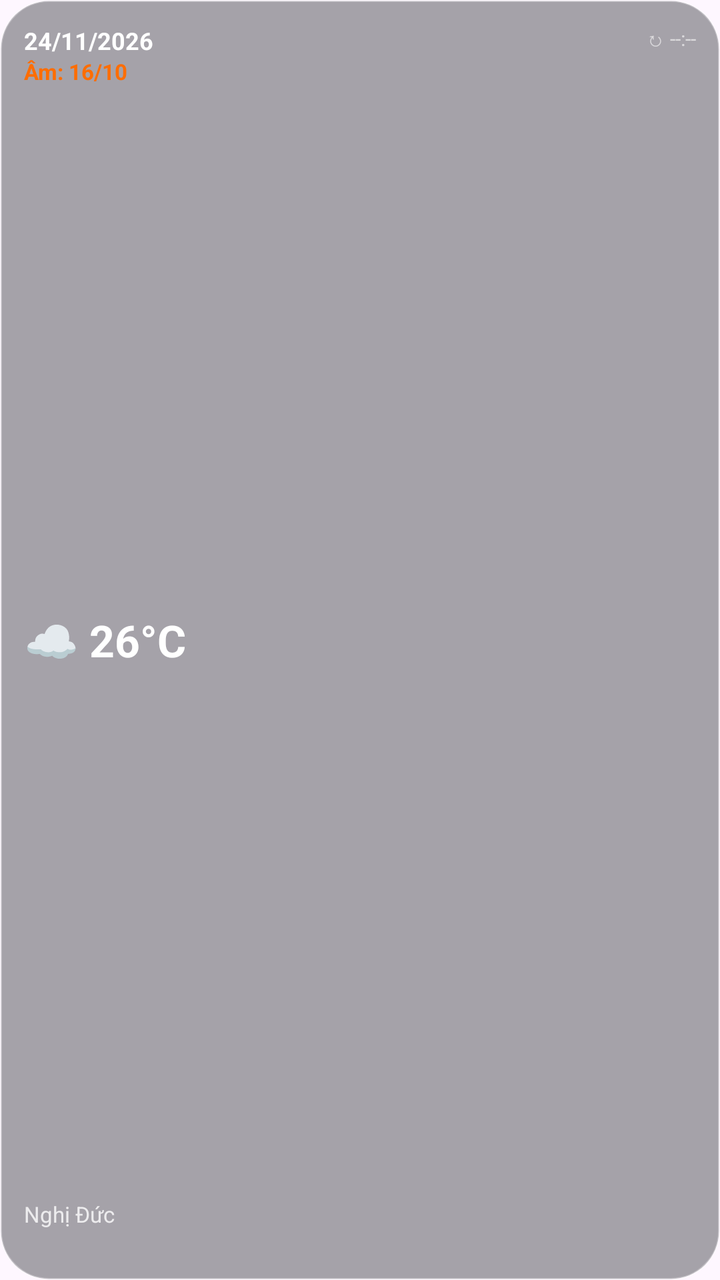
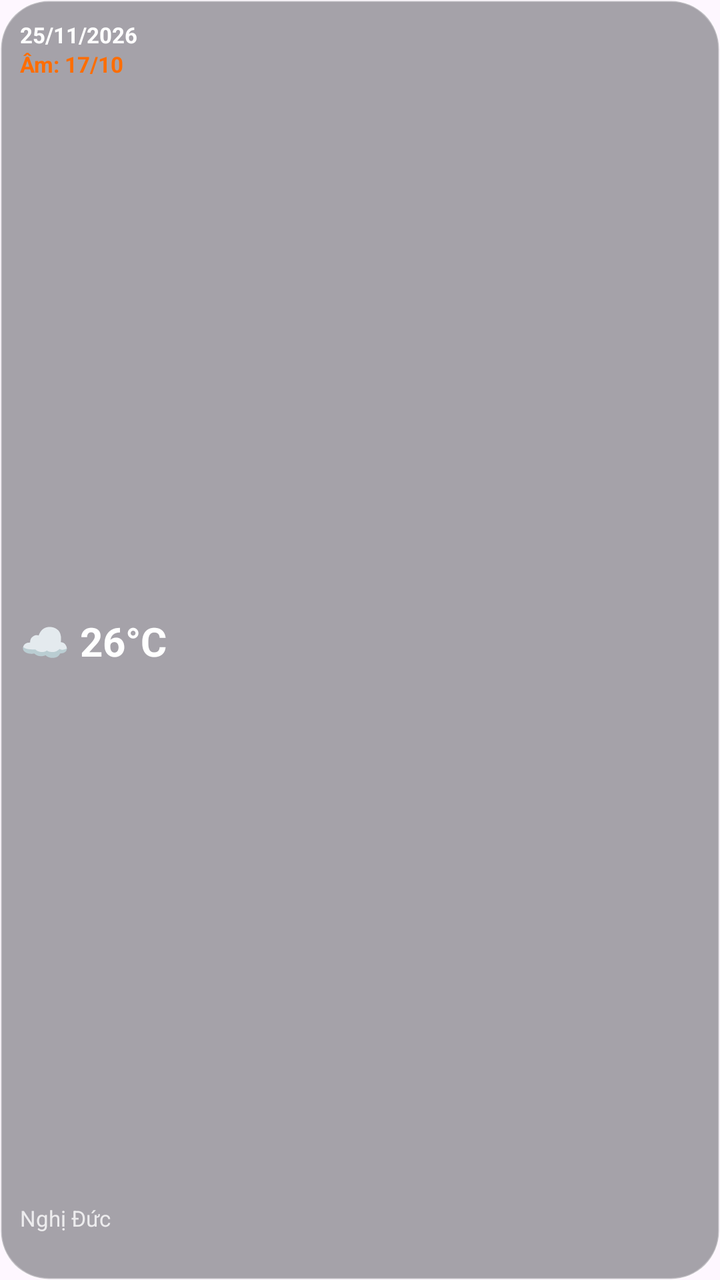

Screens rendered from an Android XML layout before and after an edit, with the pre-edit source and the edit as a unified diff.
<!-- AndroidManifest.xml: application theme Theme.Material3.DayNight.NoActionBar -->
<!-- res/layout/widget_2x2.xml -->
<?xml version="1.0" encoding="utf-8"?>
<RelativeLayout xmlns:android="http://schemas.android.com/apk/res/android"
    android:id="@+id/widget_root"
    android:layout_width="match_parent"
    android:layout_height="match_parent"
    android:background="@drawable/bg_widget_glass_dark"
    android:padding="12dp">

    <TextView
        android:id="@+id/tv_solar_date"
        android:layout_width="wrap_content"
        android:layout_height="wrap_content"
        android:fontFamily="sans-serif"
        android:text="24/11/2026"
        android:textColor="#FFFFFF"
        android:textSize="12sp"
        android:textStyle="bold" />

    <TextView
        android:id="@+id/tv_update_time"
        android:layout_width="wrap_content"
        android:layout_height="wrap_content"
        android:layout_alignParentEnd="true"
        android:fontFamily="sans-serif"
        android:text="↻ --:--"
        android:textColor="#99FFFFFF"
        android:textSize="10sp" />

    <TextView
        android:id="@+id/tv_lunar_date"
        android:layout_width="wrap_content"
        android:layout_height="wrap_content"
        android:layout_below="@id/tv_solar_date"
        android:fontFamily="sans-serif"
        android:text="Âm: 16/10"
        android:textColor="#FF6D00"
        android:textSize="11sp"
        android:textStyle="bold" />

    <TextView
        android:id="@+id/tv_temp"
        android:layout_width="wrap_content"
        android:layout_height="wrap_content"
        android:layout_centerVertical="true"
        android:fontFamily="sans-serif"
        android:text="☁ 26°C"
        android:textColor="#FFFFFF"
        android:textSize="22sp"
        android:textStyle="bold" />

    <TextView
        android:id="@+id/tv_location"
        android:layout_width="wrap_content"
        android:layout_height="wrap_content"
        android:layout_above="@id/tv_signature"
        android:fontFamily="sans-serif"
        android:text="Nghị Đức"
        android:textColor="#CCFFFFFF"
        android:textSize="11sp" />

    <TextView
        android:id="@+id/tv_min_max"
        android:layout_width="wrap_content"
        android:layout_height="wrap_content"
        android:visibility="gone" />

    <TextView
        android:id="@+id/tv_condition"
        android:layout_width="wrap_content"
        android:layout_height="wrap_content"
        android:visibility="gone" />

    <TextView
        android:id="@+id/tv_humidity_wind"
        android:layout_width="wrap_content"
        android:layout_height="wrap_content"
        android:visibility="gone" />

    <TextView
        android:id="@+id/tv_hourly"
        android:layout_width="wrap_content"
        android:layout_height="wrap_content"
        android:visibility="gone" />

    <TextView
        android:id="@+id/tv_signature"
        android:layout_width="wrap_content"
        android:layout_height="wrap_content"
        android:layout_alignParentEnd="true"
        android:layout_alignParentBottom="true"
        android:alpha="0.9"
        android:fontFamily="sans-serif"
        android:text=""
        android:textColor="#FFFFFF"
        android:textSize="10sp"
        android:textStyle="italic" />
</RelativeLayout>
<!-- resources referenced by this layout -->
<resources>
  <!-- drawable bg_widget_glass_dark (drawable) -->
  <?xml version="1.0" encoding="utf-8"?>
  <shape xmlns:android="http://schemas.android.com/apk/res/android">
      <solid android:color="#661E2229" />
      <corners android:radius="24dp" />
      <stroke
          android:width="1dp"
          android:color="#4DFFFFFF" />
  </shape>
</resources>

<!-- the commit's change to res/layout/widget_2x2.xml (unified diff, before → after) -->
@@ -1,62 +1,75 @@
 <?xml version="1.0" encoding="utf-8"?>
-<RelativeLayout xmlns:android="http://schemas.android.com/apk/res/android"
+<LinearLayout xmlns:android="http://schemas.android.com/apk/res/android"
     android:id="@+id/widget_root"
     android:layout_width="match_parent"
     android:layout_height="match_parent"
     android:background="@drawable/bg_widget_glass_dark"
-    android:padding="12dp">
+    android:orientation="vertical"
+    android:padding="10dp">
 
     <TextView
         android:id="@+id/tv_solar_date"
-        android:layout_width="wrap_content"
+        android:layout_width="match_parent"
         android:layout_height="wrap_content"
         android:fontFamily="sans-serif"
-        android:text="24/11/2026"
+        android:maxLines="1"
+        android:text="25/11/2026"
         android:textColor="#FFFFFF"
-        android:textSize="12sp"
+        android:textSize="11sp"
         android:textStyle="bold" />
 
     <TextView
-        android:id="@+id/tv_update_time"
-        android:layout_width="wrap_content"
+        android:id="@+id/tv_lunar_date"
+        android:layout_width="match_parent"
         android:layout_height="wrap_content"
-        android:layout_alignParentEnd="true"
         android:fontFamily="sans-serif"
-        android:text="↻ --:--"
-        android:textColor="#99FFFFFF"
-        android:textSize="10sp" />
-
-    <TextView
-        android:id="@+id/tv_lunar_date"
-        android:layout_width="wrap_content"
-        android:layout_height="wrap_content"
-        android:layout_below="@id/tv_solar_date"
-        android:fontFamily="sans-serif"
-        android:text="Âm: 16/10"
+        android:maxLines="1"
+        android:text="Âm: 17/10"
         android:textColor="#FF6D00"
         android:textSize="11sp"
         android:textStyle="bold" />
 
     <TextView
         android:id="@+id/tv_temp"
-        android:layout_width="wrap_content"
-        android:layout_height="wrap_content"
-        android:layout_centerVertical="true"
+        android:layout_width="match_parent"
+        android:layout_height="0dp"
+        android:layout_weight="1"
         android:fontFamily="sans-serif"
+        android:gravity="center_vertical"
+        android:maxLines="1"
         android:text="☁ 26°C"
         android:textColor="#FFFFFF"
-        android:textSize="22sp"
+        android:textSize="20sp"
         android:textStyle="bold" />
 
     <TextView
         android:id="@+id/tv_location"
-        android:layout_width="wrap_content"
+        android:layout_width="match_parent"
         android:layout_height="wrap_content"
-        android:layout_above="@id/tv_signature"
         android:fontFamily="sans-serif"
+        android:maxLines="1"
         android:text="Nghị Đức"
         android:textColor="#CCFFFFFF"
         android:textSize="11sp" />
+
+    <TextView
+        android:id="@+id/tv_signature"
+        android:layout_width="match_parent"
+        android:layout_height="wrap_content"
+        android:alpha="0.9"
+        android:fontFamily="sans-serif"
+        android:gravity="end"
+        android:maxLines="1"
+        android:text=""
+        android:textColor="#FFFFFF"
+        android:textSize="10sp"
+        android:textStyle="italic" />
+
+    <TextView
+        android:id="@+id/tv_update_time"
+        android:layout_width="wrap_content"
+        android:layout_height="wrap_content"
+        android:visibility="gone" />
 
     <TextView
         android:id="@+id/tv_min_max"
@@ -81,17 +94,4 @@
         android:layout_width="wrap_content"
         android:layout_height="wrap_content"
         android:visibility="gone" />
-
-    <TextView
-        android:id="@+id/tv_signature"
-        android:layout_width="wrap_content"
-        android:layout_height="wrap_content"
-        android:layout_alignParentEnd="true"
-        android:layout_alignParentBottom="true"
-        android:alpha="0.9"
-        android:fontFamily="sans-serif"
-        android:text=""
-        android:textColor="#FFFFFF"
-        android:textSize="10sp"
-        android:textStyle="italic" />
-</RelativeLayout>
+</LinearLayout>
